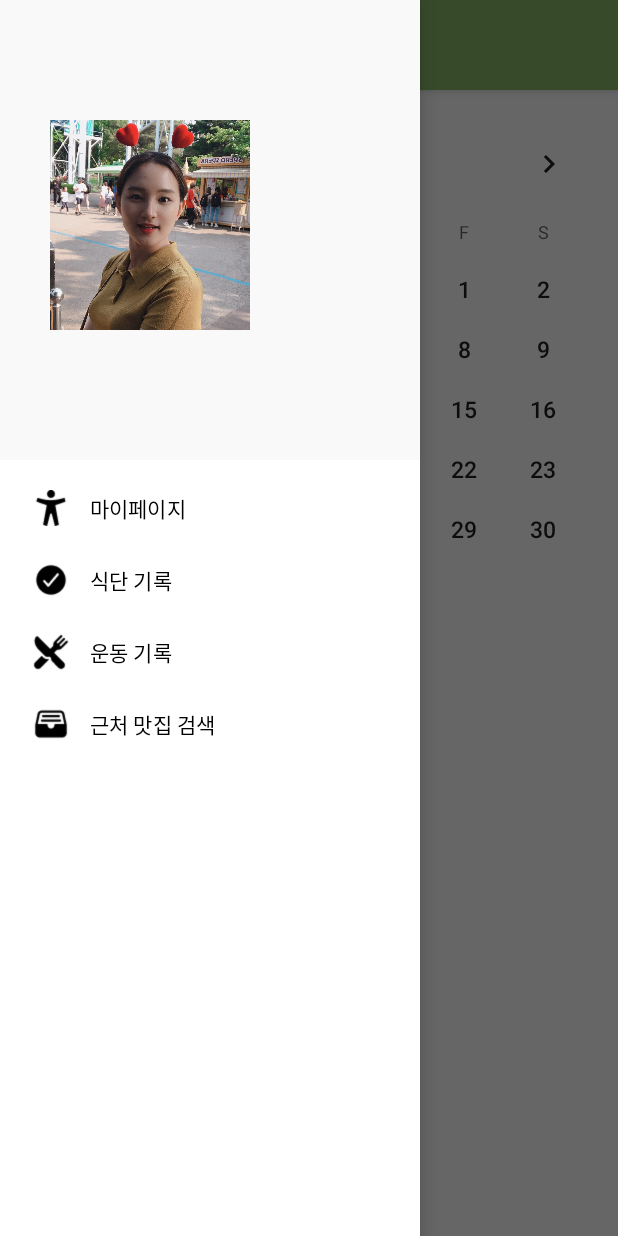
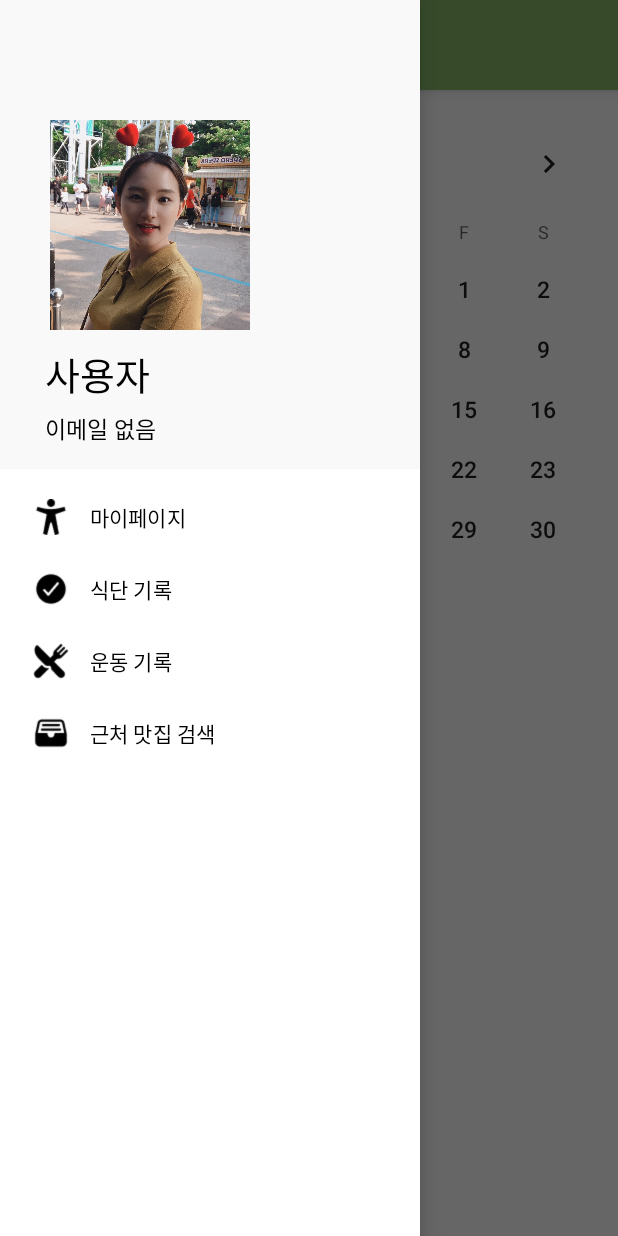
Before and after one commit to happysungb/MyDay, an Android app: the MyPageActivity screen opened directly, with no data from a screen before it, with the side drawer open, on a phone screen of 412 x 824 dp. Run offline under Robolectric (Android 15) with nearby library versions, the phone set to English and light mode, and no system bars.

Commit message:
네비게이션 뷰 및 사용자 이름, 이메일 받아오는데에 있어서 오류 해결완료 +) 운동 기록 페이지도 사용자이름 받아옴

```diff
--- a/app/src/main/java/com/example/myday/MainActivity.kt
+++ b/app/src/main/java/com/example/myday/MainActivity.kt
@@ -171,11 +171,14 @@ class MainActivity : AppCompatActivity(), DialogCallback, NavigationView.OnNavig
             R.id.navigation_mypage -> {
                 // 마이페이지 액티비티로 이동
                 val intent = Intent(this, MyPageActivity::class.java)
+                intent.putExtra("userName", userName)
+                intent.putExtra("userEmail",userEmail)
                 startActivity(intent)
             }
             R.id.navigation_health -> {
                 val intent = Intent(this, ExerciseActivity::class.java)
                 intent.putExtra("userName", userName)
+                intent.putExtra("userEmail",userEmail)
                 startActivity(intent)
             }
         }
--- a/app/src/main/java/com/example/myday/MyPageActivity.kt
+++ b/app/src/main/java/com/example/myday/MyPageActivity.kt
@@ -5,49 +5,54 @@ import androidx.appcompat.app.AppCompatActivity
 import android.os.Bundle
 import android.view.MenuItem
 import android.widget.CalendarView
+import android.widget.TextView
 import androidx.appcompat.widget.Toolbar
 import androidx.core.view.GravityCompat
 import androidx.drawerlayout.widget.DrawerLayout
+import com.example.myday.databinding.ActivityMyPageBinding
 import com.google.android.material.navigation.NavigationView
 import java.time.LocalDate
 
 class MyPageActivity : AppCompatActivity(), NavigationView.OnNavigationItemSelectedListener {
-
+    private lateinit var binding: ActivityMyPageBinding
+    private lateinit var userName: String
+    private lateinit var userEmail: String
     override fun onCreate(savedInstanceState: Bundle?) {
         super.onCreate(savedInstanceState)
-        setContentView(R.layout.activity_my_page)
+        binding = ActivityMyPageBinding.inflate(layoutInflater)
+        setContentView(binding.root)
 
+        userName = intent.getStringExtra("userName") ?: "사용자"
+        userEmail = intent.getStringExtra("userEmail") ?: "이메일 없음"
+
+        val navigationViewHeader = binding.navView.getHeaderView(0)
+        navigationViewHeader.findViewById<TextView>(R.id.navName).text = userName
+        navigationViewHeader.findViewById<TextView>(R.id.navEmail).text = userEmail
+
+        //toolbar 설정
         val toolbar: Toolbar = findViewById(R.id.toolbar)
         setSupportActionBar(toolbar)
-        supportActionBar?.title = "My Kcal Calendar"
+        supportActionBar?.title = "${userName}'s Kcal Calendar"
+
         // CalendarView 설정
-        val calendarView: CalendarView = findViewById(R.id.calendarView)
-
-        // 오늘 날짜로 캘린더 뷰 설정
-        calendarView.date = System.currentTimeMillis()
-
-        // 날짜 변경 리스너 설정
-        calendarView.setOnDateChangeListener { view, year, month, dayOfMonth ->
-            // 날짜가 선택되었을 때 실행할 코드
-            val date = LocalDate.of(year, month + 1, dayOfMonth) // LocalDate를 사용하여 날짜 객체 생성
-            displayRecordsForDate(date)
+        binding.calendarView.apply {
+            date = System.currentTimeMillis()
+            setOnDateChangeListener { view, year, month, dayOfMonth ->
+                val date = LocalDate.of(year, month + 1, dayOfMonth)
+                displayRecordsForDate(date)
+            }
         }
-
-        // 처음 액티비티가 시작될 때 오늘 날짜에 대한 기록을 표시
-        val today = LocalDate.now()
-        displayRecordsForDate(today)
-
-        // DrawerLayout 참조
-        val drawerLayout: DrawerLayout = findViewById(R.id.drawer_layout) // DrawerLayout의 ID 확인 필요
 
         // 네비게이션 버튼
         toolbar.setNavigationOnClickListener {
-            drawerLayout.openDrawer(GravityCompat.START)
+            binding.drawerLayout.openDrawer(GravityCompat.START)
         }
 
         // NavigationView 리스너 설정
-        val navigationView: NavigationView = findViewById(R.id.navView) // NavigationView의 ID 확인 필요
-        navigationView.setNavigationItemSelectedListener(this)
+        binding.navView.setNavigationItemSelectedListener(this)
+
+        // 처음 액티비티가 시작될 때 오늘 날짜에 대한 기록을 표시
+        displayRecordsForDate(LocalDate.now())
     }
 
     private fun displayRecordsForDate(date: LocalDate) {
@@ -58,9 +63,7 @@ class MyPageActivity : AppCompatActivity(), NavigationView.OnNavigationItemSelec
     override fun onNavigationItemSelected(item: MenuItem): Boolean {
         when (item.itemId) {
             R.id.navigation_mypage -> {
-                // 마이페이지 액티비티로 이동
-                val intent = Intent(this, MyPageActivity::class.java)
-                startActivity(intent)
+                //
             }
             R.id.navigation_kcal -> {
                 val intent = Intent(this, MainActivity::class.java)
@@ -69,12 +72,13 @@ class MyPageActivity : AppCompatActivity(), NavigationView.OnNavigationItemSelec
             }
             R.id.navigation_health -> {
                 val intent = Intent(this, ExerciseActivity::class.java)
+                intent.putExtra("userName", userName)
+                intent.putExtra("userEmail",userEmail)
                 startActivity(intent)
             }
         }
         // 아이템 클릭 후 드로어 닫기
-        val drawerLayout: DrawerLayout = findViewById(R.id.drawer_layout)
-        drawerLayout.closeDrawer(GravityCompat.START)
+        binding.drawerLayout.closeDrawer(GravityCompat.START)
         return true
     }
 
```
Also changed, not shown: app/src/main/java/com/example/myday/ExerciseActivity.kt (+17 -9 lines).
